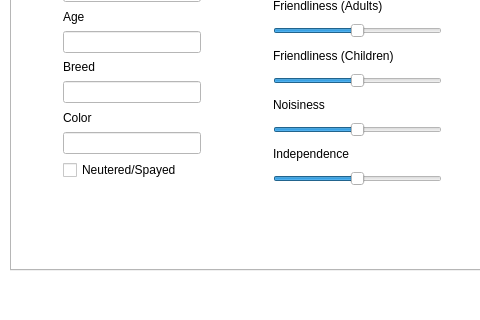
lfroms/cuacs, file app/MainWindow/MainWindow.ui: the form before one commit; both pictures show x 0 to 480 and y 180 to 500 of the 800 by 500 pixel window.
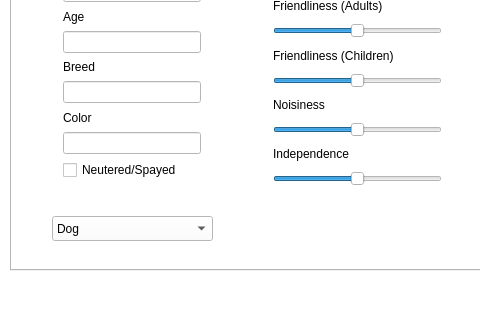
The form after the commit.

```diff
--- a/app/MainWindow/MainWindow.ui
+++ b/app/MainWindow/MainWindow.ui
@@ -412,6 +412,34 @@
        <string>Submit</string>
       </property>
      </widget>
+     <widget class="QComboBox" name="animalTypeBox">
+      <property name="geometry">
+       <rect>
+        <x>40</x>
+        <y>350</y>
+        <width>161</width>
+        <height>25</height>
+       </rect>
+      </property>
+      <property name="maxVisibleItems">
+       <number>3</number>
+      </property>
+      <item>
+       <property name="text">
+        <string>Dog</string>
+       </property>
+      </item>
+      <item>
+       <property name="text">
+        <string>Cat</string>
+       </property>
+      </item>
+      <item>
+       <property name="text">
+        <string>Rabbit</string>
+       </property>
+      </item>
+     </widget>
     </widget>
    </widget>
   </widget>
```
Left out of the diff: 2 changed lines with no effect on the pictures.
